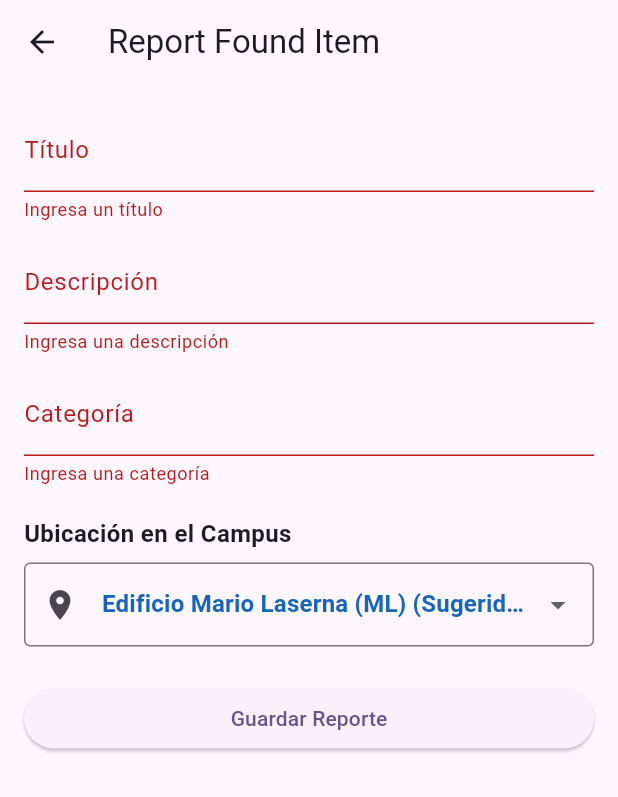
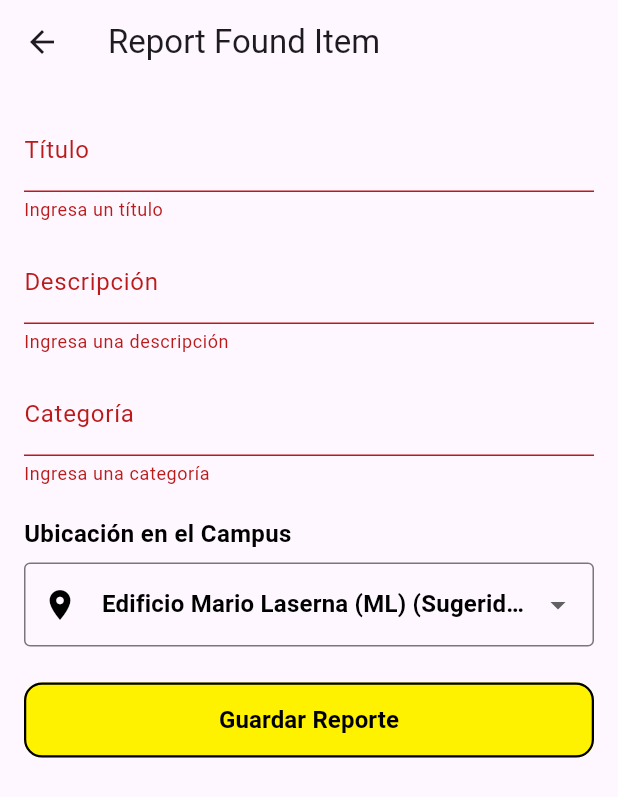
Before and after one commit to ISIS3510-grupo/CampusFind_Flutter, a Flutter app: the ReportItemScreen screen opened directly, after a tap on "Guardar Reporte", on a phone screen of 412 x 824 dp. Shown: the top 797 px of the screen. Run offline on Flutter 3.47's test engine with Material 3 defaults, Android fonts, the phone set to English and light mode, and no system bars; our stand-ins replace cloud_firestore, connectivity_plus, firebase_auth, firebase_core, firebase_storage, geolocator and 3 more; accounts and stored records are empty.

Commit message:
Feature/location aware reporting (#43)
## What does this PR do?

<!-- One or two sentences. -->

Closes #

## Type of change

- [ ] Feature
- [ ] Bug fix
- [ ] Refactor
- [ ] Chore / setup
- [ ] Docs

## Sprint category (if it is a feature)

- [ ] Sensor
- [ ] Type 2 BQ
- [ ] Context-aware
- [ ] Smart feature
- [ ] Authentication
- [ ] External service
- [ ] View
- [ ] Design pattern / tactic

## How was it tested?

<!-- Device or emulator, steps followed, what you checked. -->

## Screenshots / recording

<!-- Required when the UI changes. -->

## Checklist

- [ ] The PR targets `dev` (only `dev` may target `main`)
- [ ] The branch is up to date with `dev`
- [ ] CI is green
- [ ] No secrets, API keys or tokens are committed
- [ ] Commit messages follow Conventional Commits
- [ ] The wiki is updated if this changes a deliverable (BQ, feature
list, architecture)

---------

Co-authored-by: Sofia <s.losadam@uniandes.edu.co>
Co-authored-by: Jhostin Aleck Sánchez <111006576+JhostinAleck@users.noreply.github.com>

```diff
--- a/lib/models/campus_locations.dart
+++ b/lib/models/campus_locations.dart
@@ -23,9 +23,34 @@ class CampusLocation {
 }
 
 const List<CampusLocation> defaultUniandesLocations = [
-  CampusLocation(id: 'ML', name: 'Edificio Mario Laserna (ML)', latitude: 4.6014, longitude: -74.0661),
-  CampusLocation(id: 'W', name: 'Edificio Carlos Angulo Rueda (W)', latitude: 4.6022, longitude: -74.0652),
-  CampusLocation(id: 'SD', name: 'Edificio Santo Domingo (SD)', latitude: 4.6010, longitude: -74.0658),
-  CampusLocation(id: 'RGD', name: 'Edificio Alberto Lleras Camargo (RGD)', latitude: 4.6028, longitude: -74.0655),
-  CampusLocation(id: 'LL', name: 'Edificio Lleras (LL)', latitude: 4.6025, longitude: -74.0660),
+  CampusLocation(
+    id: 'ML',
+    name: 'Edificio Mario Laserna (ML)',
+    latitude: 4.601489,
+    longitude: -74.066125,
+  ),
+  CampusLocation(
+    id: 'W',
+    name: 'Edificio Carlos Angulo Rueda (W)',
+    latitude: 4.602280,
+    longitude: -74.065260,
+  ),
+  CampusLocation(
+    id: 'SD',
+    name: 'Edificio Santo Domingo (SD)',
+    latitude: 4.600980,
+    longitude: -74.065830,
+  ),
+  CampusLocation(
+    id: 'RGD',
+    name: 'Edificio Alberto Lleras Camargo (RGD)',
+    latitude: 4.602790,
+    longitude: -74.065480,
+  ),
+  CampusLocation(
+    id: 'LL',
+    name: 'Edificio Lleras (LL)',
+    latitude: 4.602490,
+    longitude: -74.065980,
+  ),
 ];
--- a/lib/services/location_service.dart
+++ b/lib/services/location_service.dart
@@ -1,19 +1,23 @@
+import 'dart:convert';
 import 'package:geolocator/geolocator.dart';
+import 'package:http/http.dart' as http;
+import '../models/campus_locations.dart';
 
 class LocationService {
-  /// Obtiene la ubicación GPS actual del dispositivo verificando permisos
+  // Se pasa al compilar: --dart-define=GOOGLE_MAPS_API_KEY=...
+  // Sin key se ordena localmente por Haversine.
+  static const String _googleApiKey = String.fromEnvironment(
+    'GOOGLE_MAPS_API_KEY',
+  );
+
+  /// Obtiene la ubicación GPS actual con máxima precisión
   Future<Position> getCurrentLocation() async {
-    bool serviceEnabled;
-    LocationPermission permission;
-
-    // 1. Verificar si los servicios de localización están activados en el teléfono
-    serviceEnabled = await Geolocator.isLocationServiceEnabled();
+    bool serviceEnabled = await Geolocator.isLocationServiceEnabled();
     if (!serviceEnabled) {
       return Future.error('Los servicios de ubicación están desactivados.');
     }
 
-    // 2. Verificar los permisos de la aplicación
-    permission = await Geolocator.checkPermission();
+    LocationPermission permission = await Geolocator.checkPermission();
     if (permission == LocationPermission.denied) {
       permission = await Geolocator.requestPermission();
       if (permission == LocationPermission.denied) {
@@ -23,14 +27,87 @@ class LocationService {
 
     if (permission == LocationPermission.deniedForever) {
       return Future.error(
-        'Los permisos de ubicación están denegados permanentemente. Habilítalos en los ajustes del teléfono.',
+        'Los permisos de ubicación están denegados permanentemente.',
       );
     }
 
-    // 3. Obtener y retornar la posición actual
     return await Geolocator.getCurrentPosition(
-      // ignore: deprecated_member_use
-      desiredAccuracy: LocationAccuracy.high,
+      locationSettings: const LocationSettings(
+        accuracy: LocationAccuracy.best,
+        timeLimit: Duration(seconds: 10),
+      ),
     );
   }
+
+  /// Calcula la distancia real desde el GPS a cada edificio usando Google Maps Distance Matrix API
+  Future<List<CampusLocation>> sortLocationsByGoogleMaps({
+    required double userLat,
+    required double userLng,
+    required List<CampusLocation> locations,
+  }) async {
+    if (locations.isEmpty) return locations;
+    if (_googleApiKey.isEmpty) {
+      return _sortLocally(userLat, userLng, locations);
+    }
+
+    // Construir lista de destinos "lat,lng|lat,lng|..."
+    final destinations = locations
+        .map((loc) => '${loc.latitude},${loc.longitude}')
+        .join('|');
+
+    final url = Uri.parse(
+      'https://maps.googleapis.com/maps/api/distancematrix/json'
+      '?origins=$userLat,$userLng'
+      '&destinations=$destinations'
+      '&mode=walking'
+      '&key=$_googleApiKey',
+    );
+
+    try {
+      final response = await http.get(url);
+      if (response.statusCode == 200) {
+        final data = json.decode(response.body);
+
+        if (data['status'] == 'OK' &&
+            data['rows'] != null &&
+            (data['rows'] as List).isNotEmpty) {
+          final elements = data['rows'][0]['elements'] as List;
+
+          List<MapEntry<CampusLocation, int>> locationWithDistances = [];
+
+          for (int i = 0; i < locations.length; i++) {
+            final element = elements[i];
+            if (element['status'] == 'OK') {
+              final distanceInMeters = element['distance']['value'] as int;
+              locationWithDistances.add(MapEntry(locations[i], distanceInMeters));
+            } else {
+              // Si falla un elemento específico, usamos el cálculo local como fallback
+              final fallbackDist = locations[i].distanceTo(userLat, userLng).toInt();
+              locationWithDistances.add(MapEntry(locations[i], fallbackDist));
+            }
+          }
+
+          // Ordenar de menor a mayor distancia
+          locationWithDistances.sort((a, b) => a.value.compareTo(b.value));
+          return locationWithDistances.map((e) => e.key).toList();
+        }
+      }
+    } catch (_) {
+      // Si falla la red o la API, fallback a ordenamiento local por Haversine
+    }
+
+    // Fallback local en caso de error
+    return _sortLocally(userLat, userLng, locations);
+  }
+
+  List<CampusLocation> _sortLocally(
+    double userLat,
+    double userLng,
+    List<CampusLocation> locations,
+  ) {
+    final sortedList = List<CampusLocation>.from(locations);
+    sortedList.sort((a, b) =>
+        a.distanceTo(userLat, userLng).compareTo(b.distanceTo(userLat, userLng)));
+    return sortedList;
+  }
 }
--- a/lib/viewmodels/item_viewmodel.dart
+++ b/lib/viewmodels/item_viewmodel.dart
@@ -26,11 +26,10 @@ class ItemViewModel extends ChangeNotifier {
   bool isLoadingLocation = false;
   String? errorMessage;
 
-  // Lista de ubicaciones del campus y la seleccionada actualmente
   List<CampusLocation> locations = defaultUniandesLocations;
   CampusLocation? selectedLocation;
 
-  /// Carga la ubicación GPS actual y reordena el listado de edificios por cercanía
+  /// Carga la ubicación GPS actual y prioriza mediante Google Maps API
   Future<void> loadPrioritizedLocations() async {
     isLoadingLocation = true;
     notifyListeners();
@@ -38,16 +37,12 @@ class ItemViewModel extends ChangeNotifier {
     try {
       Position position = await _locationService.getCurrentLocation();
 
-      final sortedList = List<CampusLocation>.from(defaultUniandesLocations);
-      sortedList.sort((a, b) {
-        final distA = a.distanceTo(position.latitude, position.longitude);
-        final distB = b.distanceTo(position.latitude, position.longitude);
-        return distA.compareTo(distB);
-      });
-
-      locations = sortedList;
+      locations = await _locationService.sortLocationsByGoogleMaps(
+        userLat: position.latitude,
+        userLng: position.longitude,
+        locations: defaultUniandesLocations,
+      );
     } catch (_) {
-      // Si falla el GPS o deniegan permisos, dejamos el orden por defecto
       locations = defaultUniandesLocations;
     } finally {
       selectedLocation = locations.isNotEmpty ? locations.first : null;
@@ -56,13 +51,11 @@ class ItemViewModel extends ChangeNotifier {
     }
   }
 
-  /// Actualiza la ubicación seleccionada manualmente por el usuario en el formulario
   void selectLocation(CampusLocation? location) {
     selectedLocation = location;
     notifyListeners();
   }
 
-  // Solo se encarga de empaquetar la ubicación y guardar el reporte
   Future<bool> reportItem({
     required String reportType,
     required String title,
--- a/lib/views/report_item_screen.dart
+++ b/lib/views/report_item_screen.dart
@@ -2,7 +2,7 @@ import 'package:flutter/material.dart';
 import 'package:provider/provider.dart';
 
 import '../viewmodels/item_viewmodel.dart';
-import '../models/campus_locations.dart'; // <-- Importa el modelo de ubicación
+import '../models/campus_locations.dart';
 
 class ReportItemScreen extends StatefulWidget {
   const ReportItemScreen({super.key, required this.reportType})
@@ -20,11 +20,11 @@ class _ReportItemScreenState extends State<ReportItemScreen> {
   final _descriptionController = TextEditingController();
   final _categoryController = TextEditingController();
 
+  static const Color uniandesYellow = Color(0xFFFFF200);
+
   @override
   void initState() {
     super.initState();
-    // Carga la ubicación del GPS y ordena los edificios por cercanía al abrir la pantalla
-    // Usamos addPostFrameCallback para asegurarnos de que el contexto esté listo para llamar al ViewModel
     WidgetsBinding.instance.addPostFrameCallback((_) {
       context.read<ItemViewModel>().loadPrioritizedLocations();
     });
@@ -51,8 +51,10 @@ class _ReportItemScreenState extends State<ReportItemScreen> {
         if (success) {
           ScaffoldMessenger.of(context).showSnackBar(
             const SnackBar(
+              backgroundColor: Colors.black,
               content: Text(
                 'Objeto reportado con éxito con ubicación del campus',
+                style: TextStyle(color: Colors.white),
               ),
             ),
           );
@@ -60,6 +62,7 @@ class _ReportItemScreenState extends State<ReportItemScreen> {
         } else {
           ScaffoldMessenger.of(context).showSnackBar(
             SnackBar(
+              backgroundColor: Colors.red[700],
               content: Text(viewModel.errorMessage ?? 'Error al guardar'),
             ),
           );
@@ -70,7 +73,6 @@ class _ReportItemScreenState extends State<ReportItemScreen> {
 
   @override
   Widget build(BuildContext context) {
-    // Escuchamos el ViewModel para reaccionar a cambios de estado
     final viewModel = context.watch<ItemViewModel>();
 
     return Scaffold(
@@ -112,15 +114,22 @@ class _ReportItemScreenState extends State<ReportItemScreen> {
               ),
               const SizedBox(height: 20),
 
-              // --- SECCIÓN DE UBICACIÓN INTELIGENTE (GPS + Campus) ---
+
               const Text(
                 'Ubicación en el Campus',
-                style: TextStyle(fontSize: 16, fontWeight: FontWeight.bold),
+                style: TextStyle(
+                  fontSize: 16,
+                  fontWeight: FontWeight.bold,
+                  color: Colors.black,
+                ),
               ),
               const SizedBox(height: 8),
 
               viewModel.isLoadingLocation
-                  ? const LinearProgressIndicator() // Muestra barra de carga mientras el GPS calcula el más cercano
+                  ? const LinearProgressIndicator(
+                      color: Colors.black,
+                      backgroundColor: uniandesYellow,
+                    )
                   : DropdownButtonFormField<CampusLocation>(
                       value: viewModel.selectedLocation,
                       // Long building names are cut with "..." instead of
@@ -128,10 +137,14 @@ class _ReportItemScreenState extends State<ReportItemScreen> {
                       isExpanded: true,
                       decoration: const InputDecoration(
                         border: OutlineInputBorder(),
-                        prefixIcon: Icon(Icons.location_on),
+                        focusedBorder: OutlineInputBorder(
+                          borderSide: BorderSide(color: Colors.black, width: 2),
+                        ),
+                        prefixIcon: Icon(Icons.location_on, color: Colors.black),
                       ),
                       items: viewModel.locations.map((loc) {
-                        final bool isClosest = loc == viewModel.locations.first;
+                        final bool isClosest =
+                            loc == viewModel.locations.first;
                         return DropdownMenuItem<CampusLocation>(
                           value: loc,
                           child: Text(
@@ -143,9 +156,7 @@ class _ReportItemScreenState extends State<ReportItemScreen> {
                               fontWeight: isClosest
                                   ? FontWeight.bold
                                   : FontWeight.normal,
-                              color: isClosest
-                                  ? Colors.blue[800]
-                                  : Colors.black87,
+                              color: isClosest ? Colors.black : Colors.black87,
                             ),
                           ),
                         );
@@ -158,10 +169,30 @@ class _ReportItemScreenState extends State<ReportItemScreen> {
               const SizedBox(height: 24),
 
               viewModel.isLoading
-                  ? const Center(child: CircularProgressIndicator())
-                  : ElevatedButton(
-                      onPressed: () => _submitForm(viewModel),
-                      child: const Text('Guardar Reporte'),
+                  ? const Center(
+                      child: CircularProgressIndicator(color: Colors.black),
+                    )
+                  : SizedBox(
+                      height: 50,
+                      child: ElevatedButton(
+                        style: ElevatedButton.styleFrom(
+                          backgroundColor: uniandesYellow,
+                          foregroundColor: Colors.black,
+                          elevation: 0,
+                          shape: RoundedRectangleBorder(
+                            borderRadius: BorderRadius.circular(12),
+                            side: const BorderSide(color: Colors.black, width: 1.5),
+                          ),
+                        ),
+                        onPressed: () => _submitForm(viewModel),
+                        child: const Text(
+                          'Guardar Reporte',
+                          style: TextStyle(
+                            fontSize: 16,
+                            fontWeight: FontWeight.bold,
+                          ),
+                        ),
+                      ),
                     ),
             ],
           ),
--- a/pubspec.yaml
+++ b/pubspec.yaml
@@ -30,6 +30,7 @@ environment:
 dependencies:
   flutter:
     sdk: flutter
+  http: ^1.2.0
 
   # The following adds the Cupertino Icons font to your application.
   # Use with the CupertinoIcons class for iOS style icons.
```
Also changed, not shown: pubspec.lock.
